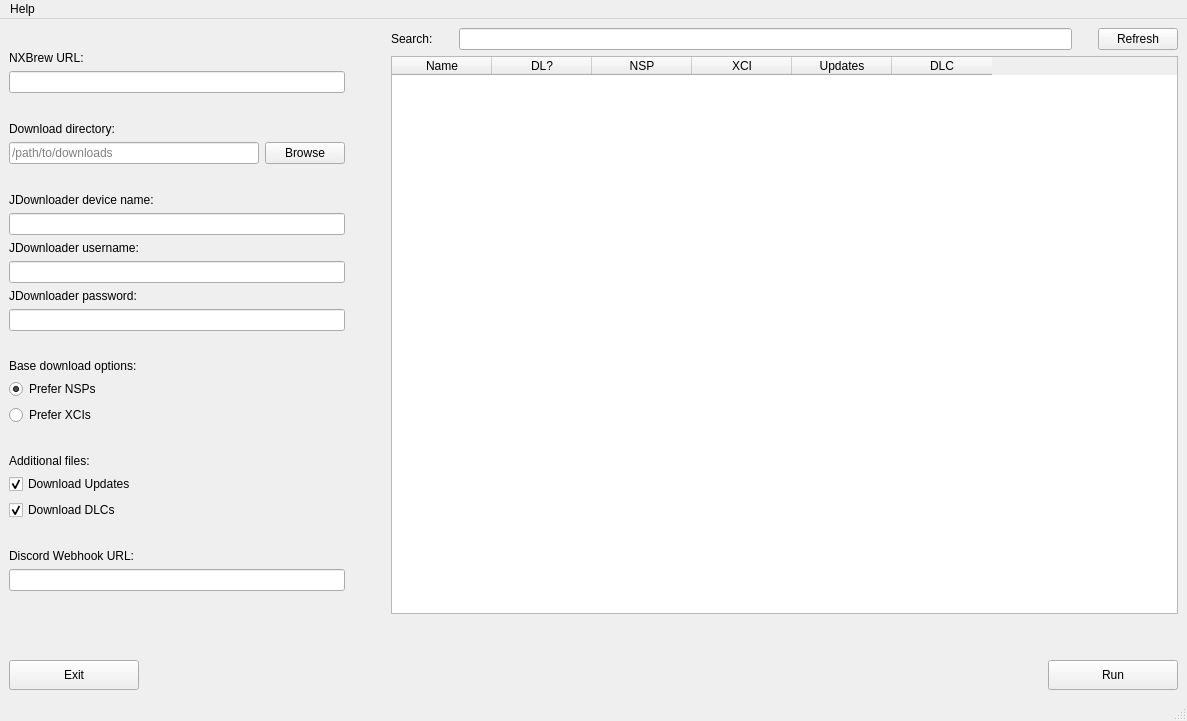
Old version of the form nxbrew_dl/gui/layout_nxbrew_dl.ui in the repository johnnyxmas/nxbrew-dl.
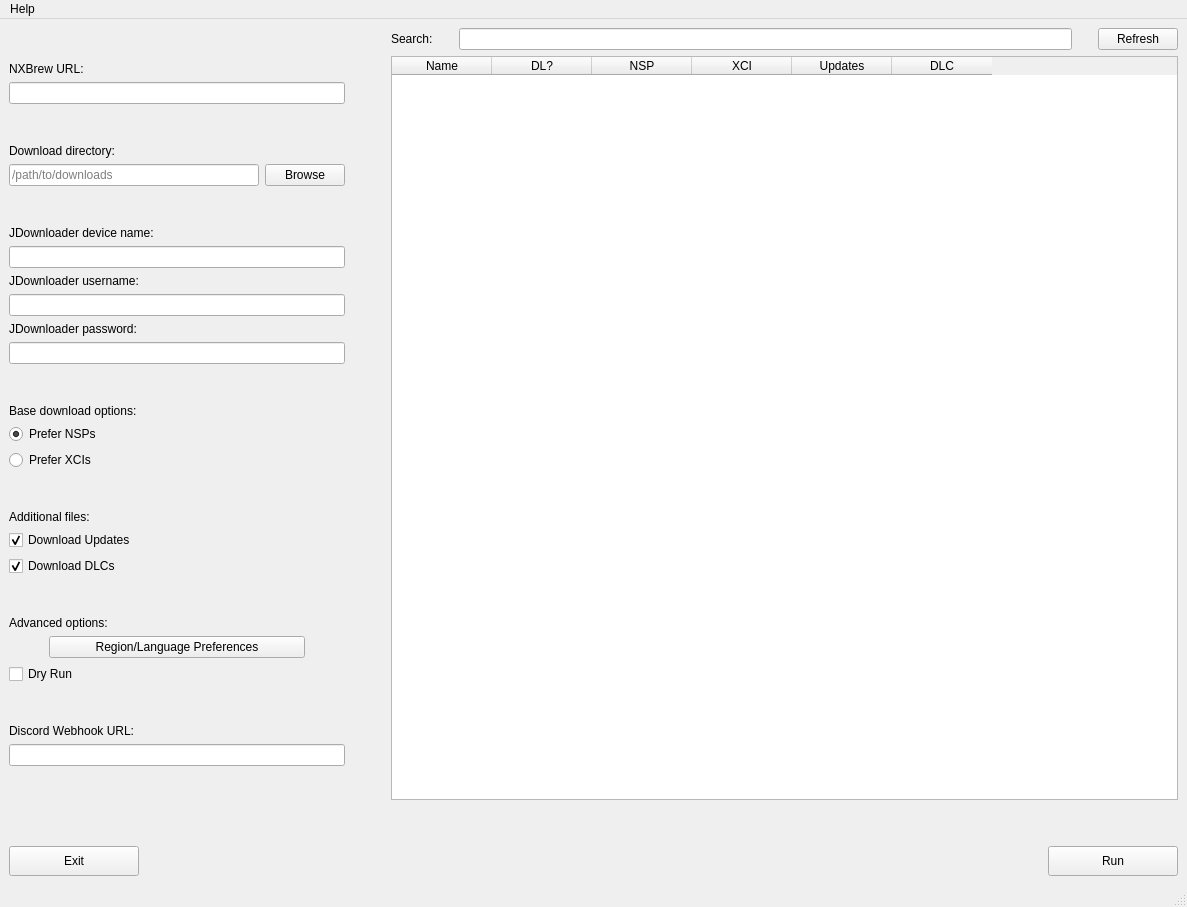
New version of the form. Icons and pictures are not drawn.

Commit message:
Add region/language preferences
- Adds modifiable region and language preferences
- Update GUI
- Update docs
- Tidied up logging significantly
- Update requirements
- Added dry run mode (mostly for testing)
- Check boxes are now sortable in the table
- Fixed issue for edge cases where layout might have DLC/updates listed with the base game
- Also ensure we get at the right directory name when cleaning up cache
- Updated potential download sites

```diff
--- a/nxbrew_dl/gui/layout_nxbrew_dl.ui
+++ b/nxbrew_dl/gui/layout_nxbrew_dl.ui
@@ -7,7 +7,7 @@
     <x>0</x>
     <y>0</y>
     <width>1187</width>
-    <height>721</height>
+    <height>907</height>
    </rect>
   </property>
   <property name="windowTitle">
@@ -26,8 +26,8 @@
           </property>
           <property name="sizeHint" stdset="0">
            <size>
-            <width>20</width>
-            <height>40</height>
+            <width>330</width>
+            <height>13</height>
            </size>
           </property>
          </spacer>
@@ -65,8 +65,8 @@
           </property>
           <property name="sizeHint" stdset="0">
            <size>
-            <width>20</width>
-            <height>40</height>
+            <width>330</width>
+            <height>13</height>
            </size>
           </property>
          </spacer>
@@ -118,8 +118,8 @@
           </property>
           <property name="sizeHint" stdset="0">
            <size>
-            <width>20</width>
-            <height>40</height>
+            <width>330</width>
+            <height>13</height>
            </size>
           </property>
          </spacer>
@@ -197,8 +197,8 @@
           </property>
           <property name="sizeHint" stdset="0">
            <size>
-            <width>20</width>
-            <height>40</height>
+            <width>330</width>
+            <height>13</height>
            </size>
           </property>
          </spacer>
@@ -240,8 +240,8 @@
           </property>
           <property name="sizeHint" stdset="0">
            <size>
-            <width>20</width>
-            <height>40</height>
+            <width>330</width>
+            <height>13</height>
            </size>
           </property>
          </spacer>
@@ -286,8 +286,93 @@
           </property>
           <property name="sizeHint" stdset="0">
            <size>
-            <width>20</width>
-            <height>40</height>
+            <width>330</width>
+            <height>13</height>
+           </size>
+          </property>
+         </spacer>
+        </item>
+        <item>
+         <widget class="QLabel" name="labelGameAdvancedOptions">
+          <property name="text">
+           <string>Advanced options:</string>
+          </property>
+         </widget>
+        </item>
+        <item>
+         <layout class="QHBoxLayout" name="horizontalLayout_2">
+          <item>
+           <spacer name="horizontalSpacer_3">
+            <property name="orientation">
+             <enum>Qt::Orientation::Horizontal</enum>
+            </property>
+            <property name="sizeType">
+             <enum>QSizePolicy::Policy::Minimum</enum>
+            </property>
+            <property name="sizeHint" stdset="0">
+             <size>
+              <width>40</width>
+              <height>20</height>
+             </size>
+            </property>
+           </spacer>
+          </item>
+          <item>
+           <widget class="QPushButton" name="pushButtonRegionLanguage">
+            <property name="sizePolicy">
+             <sizepolicy hsizetype="Preferred" vsizetype="Fixed">
+              <horstretch>0</horstretch>
+              <verstretch>0</verstretch>
+             </sizepolicy>
+            </property>
+            <property name="statusTip">
+             <string>Open region/language preferences</string>
+            </property>
+            <property name="text">
+             <string>Region/Language Preferences</string>
+            </property>
+           </widget>
+          </item>
+          <item>
+           <spacer name="horizontalSpacer_4">
+            <property name="orientation">
+             <enum>Qt::Orientation::Horizontal</enum>
+            </property>
+            <property name="sizeType">
+             <enum>QSizePolicy::Policy::Minimum</enum>
+            </property>
+            <property name="sizeHint" stdset="0">
+             <size>
+              <width>40</width>
+              <height>20</height>
+             </size>
+            </property>
+           </spacer>
+          </item>
+         </layout>
+        </item>
+        <item>
+         <widget class="QCheckBox" name="checkBoxDryRun">
+          <property name="statusTip">
+           <string>If checked, will not download anything</string>
+          </property>
+          <property name="text">
+           <string>Dry Run</string>
+          </property>
+          <property name="checked">
+           <bool>false</bool>
+          </property>
+         </widget>
+        </item>
+        <item>
+         <spacer name="verticalSpacer_8">
+          <property name="orientation">
+           <enum>Qt::Orientation::Vertical</enum>
+          </property>
+          <property name="sizeHint" stdset="0">
+           <size>
+            <width>330</width>
+            <height>13</height>
            </size>
           </property>
          </spacer>
@@ -325,8 +410,8 @@
           </property>
           <property name="sizeHint" stdset="0">
            <size>
-            <width>20</width>
-            <height>40</height>
+            <width>330</width>
+            <height>13</height>
            </size>
           </property>
          </spacer>
```
Left out of the diff: 4 changed lines with no effect on the pictures. The commit also changes 21 other files.
